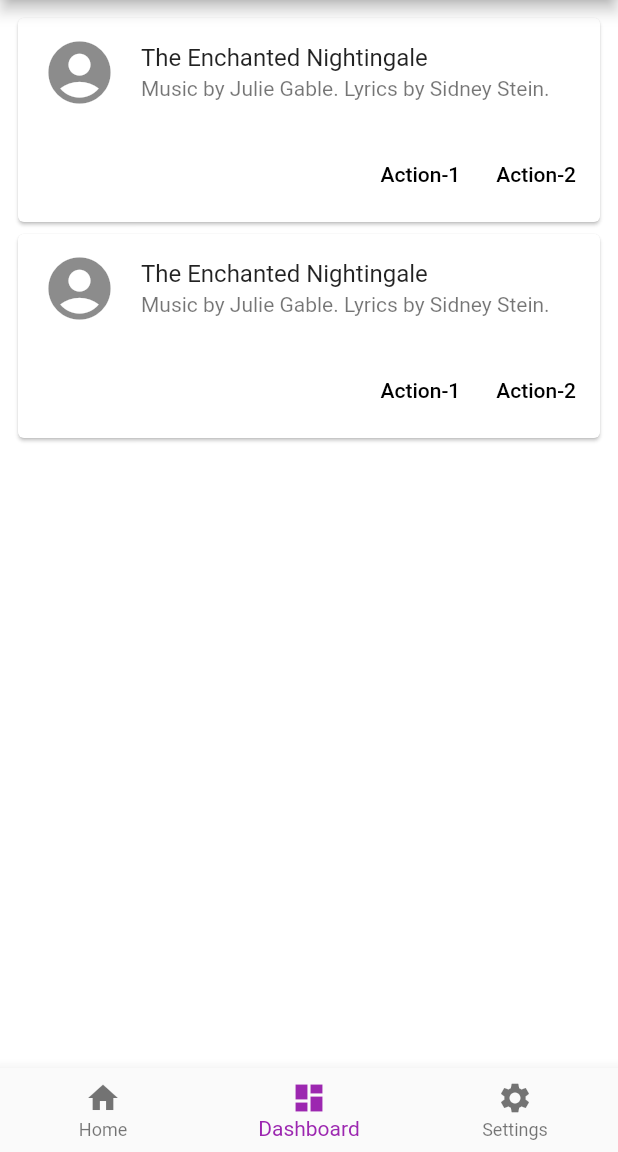
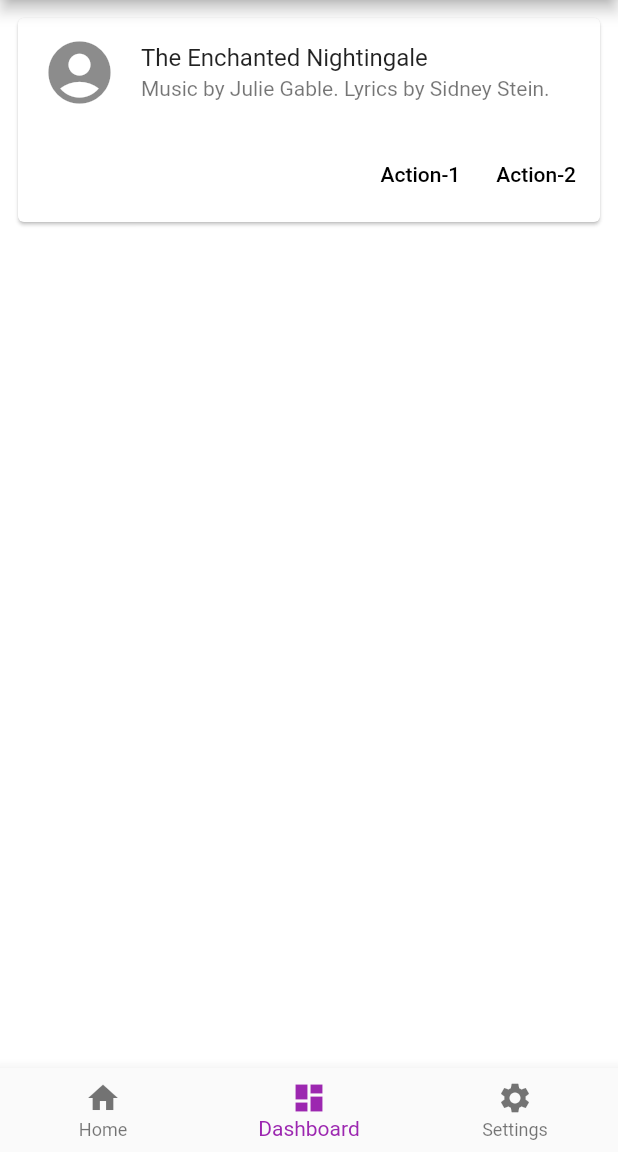
Before and after one commit to hvpulok/flutter_poc, a Flutter app: the HomeTabs screen opened directly, swiped to page 2, on a phone screen of 412 x 824 dp, the part 84-1236 px from its top. Run offline on Flutter 3.47's test engine with Material 2 defaults, Android fonts, the phone set to English and light mode, and no system bars; our stand-ins replace font_awesome_flutter; project files that could hold a hidden picture were left out.

Commit message:
Refactor tabs

```diff
--- a/lib/home-page/home-page.dart
+++ b/lib/home-page/home-page.dart
@@ -1,8 +1,8 @@
 import 'package:flutter/material.dart';
 import 'package:flutter/cupertino.dart';
 import './tabs/home-tab/home-tab.dart';
-import './tabs/dashboard.dart';
-import './tabs/settings.dart';
+import './tabs/dashboard-tab/dashboard-tab.dart';
+import './tabs/settings-tab/settings-tab.dart';
 import './drawer.dart';
 
 class HomePage extends StatelessWidget {
@@ -53,7 +53,7 @@ class HomeTabsState extends State<HomeTabs> {
       body: PageView(
         controller: _tabController,
         onPageChanged: onTabChanged,
-        children: <Widget>[HomeTab(), Dashboard(), Settings()],
+        children: <Widget>[HomeTab(), DashboardTab(), SettingsTab()],
         scrollDirection: Axis.horizontal,
       ),
 
--- a/lib/home-page/tabs/dashboard.dart
+++ b/lib/home-page/tabs/dashboard-tab/dashboard-tab.dart
@@ -1,6 +1,6 @@
 import 'package:flutter/material.dart';
 
-class Dashboard extends StatelessWidget {
+class DashboardTab extends StatelessWidget {
   @override
   Widget build(BuildContext context) => new Container(
         child: Padding(
@@ -36,35 +36,7 @@ class Dashboard extends StatelessWidget {
                       ),
                     ],
                   ),
-                ),
-                Card(
-                  child: Column(
-                    mainAxisSize: MainAxisSize.min,
-                    children: <Widget>[
-                      const ListTile(
-                        leading: Icon(Icons.account_circle, size: 50),
-                        title: Text('The Enchanted Nightingale'),
-                        subtitle: Text(
-                            'Music by Julie Gable. Lyrics by Sidney Stein.'),
-                      ),
-                      ButtonTheme.bar(
-                        // make buttons use the appropriate styles for cards
-                        child: ButtonBar(
-                          children: <Widget>[
-                            FlatButton(
-                              child: const Text('Action-1'),
-                              onPressed: () {/* ... */},
-                            ),
-                            FlatButton(
-                              child: const Text('Action-2'),
-                              onPressed: () {/* ... */},
-                            ),
-                          ],
-                        ),
-                      ),
-                    ],
-                  ),
-                ),
+                )
               ]),
         ),
       );
```
Also changed, not shown: lib/home-page/tabs/settings-tab/settings-tab.dart (added, +15 -0 lines), lib/home-page/tabs/settings.dart (deleted, +0 -19 lines).
